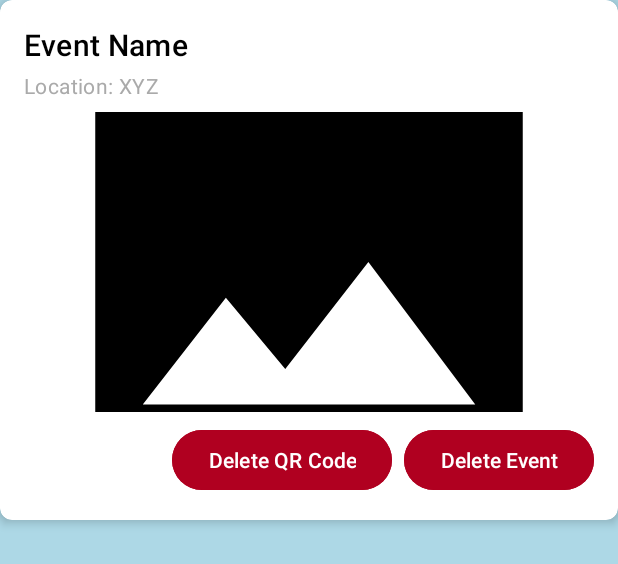
After one commit to CMPUT301F24potato1/potato1-events, an Android app: the layout manage_event_item.xml on its own in the app's theme, with its tools: preview values and no code run, on a phone screen of 412 x 824 dp. The commit adds this screen. Shown: the top 564 px of the screen. Run offline under Robolectric (Android 15) with nearby library versions, the phone set to English and light mode, and no system bars.

Commit message:
added admin browse events to delete events and QR hash data

```diff
--- a/app/src/main/AndroidManifest.xml
+++ b/app/src/main/AndroidManifest.xml
@@ -72,6 +72,7 @@
                 <category android:name="android.intent.category.LAUNCHER" />
             </intent-filter>
         </activity>
+        <activity android:name=".ManageEventsActivity" />
 
         <provider
             android:name="androidx.core.content.FileProvider"
--- a/app/src/main/java/com/example/potato1_events/EntrantHomeActivity.java
+++ b/app/src/main/java/com/example/potato1_events/EntrantHomeActivity.java
@@ -103,6 +103,7 @@ public class EntrantHomeActivity extends AppCompatActivity implements Navigation
         if (isAdmin) {
             navigationView.getMenu().findItem(R.id.nav_manage_media).setVisible(true);
             navigationView.getMenu().findItem(R.id.nav_manage_users).setVisible(true);
+            navigationView.getMenu().findItem(R.id.nav_manage_events).setVisible(true);
             navigationView.getMenu().findItem(R.id.nav_create_event).setVisible(true);
             navigationView.getMenu().findItem(R.id.nav_edit_facility).setVisible(true);
             navigationView.getMenu().findItem(R.id.nav_my_events).setVisible(true);
@@ -264,6 +265,8 @@ public class EntrantHomeActivity extends AppCompatActivity implements Navigation
         } else if (id == R.id.nav_manage_users) {
             // Navigate to ManageUsersActivity (visible only to admins)
             intent = new Intent(EntrantHomeActivity.this, ManageUsersActivity.class);
+        } else if (id == R.id.nav_manage_events) {
+            intent = new Intent(EntrantHomeActivity.this, ManageEventsActivity.class);
         } else if (id == R.id.action_scan_qr) {
             intent = new Intent(EntrantHomeActivity.this, QRScanActivity.class);
         } else if (id == R.id.nav_create_event) {
--- /dev/null
+++ b/app/src/main/res/layout/manage_event_item.xml
@@ -0,0 +1,73 @@
+<?xml version="1.0" encoding="utf-8"?>
+<androidx.cardview.widget.CardView
+    xmlns:android="http://schemas.android.com/apk/res/android"
+    xmlns:card_view="http://schemas.android.com/apk/res-auto"
+    android:layout_width="match_parent"
+    android:layout_height="wrap_content"
+    card_view:cardCornerRadius="8dp"
+    card_view:cardElevation="4dp"
+    android:layout_marginBottom="16dp">
+
+    <LinearLayout
+        android:layout_width="match_parent"
+        android:layout_height="wrap_content"
+        android:orientation="vertical"
+        android:padding="16dp">
+
+        <!-- Event Name -->
+        <TextView
+            android:id="@+id/eventNameTextView"
+            android:layout_width="wrap_content"
+            android:layout_height="wrap_content"
+            android:text="Event Name"
+            android:textAppearance="?attr/textAppearanceHeadline6"
+            android:textColor="@android:color/black" />
+
+        <!-- Event Location -->
+        <TextView
+            android:id="@+id/eventLocationTextView"
+            android:layout_width="wrap_content"
+            android:layout_height="wrap_content"
+            android:text="Location: XYZ"
+            android:textAppearance="?attr/textAppearanceBody2"
+            android:textColor="@android:color/darker_gray"
+            android:layout_marginTop="4dp" />
+
+        <!-- Event Poster Image -->
+        <ImageView
+            android:id="@+id/eventPosterImageView"
+            android:layout_width="match_parent"
+            android:layout_height="200dp"
+            android:scaleType="centerCrop"
+            android:layout_marginTop="8dp"
+            android:src="@drawable/ic_placeholder_image" />
+
+        <!-- Action Buttons -->
+        <LinearLayout
+            android:layout_width="match_parent"
+            android:layout_height="wrap_content"
+            android:orientation="horizontal"
+            android:gravity="end"
+            android:layout_marginTop="8dp">
+
+            <Button
+                android:id="@+id/deleteQrButton"
+                android:layout_width="wrap_content"
+                android:layout_height="wrap_content"
+                android:text="Delete QR Code"
+                android:backgroundTint="@color/design_default_color_error"
+                android:textColor="@android:color/white"
+                android:layout_marginEnd="8dp" />
+
+            <Button
+                android:id="@+id/deleteEventButton"
+                android:layout_width="wrap_content"
+                android:layout_height="wrap_content"
+                android:text="Delete Event"
+                android:backgroundTint="@color/design_default_color_error"
+                android:textColor="@android:color/white" />
+        </LinearLayout>
+
+    </LinearLayout>
+
+</androidx.cardview.widget.CardView>
```
Also changed, not shown: app/src/main/java/com/example/potato1_events/CreateEditEventActivity.java (+121 -107 lines), app/src/main/java/com/example/potato1_events/ManageEventsActivity.java (added, +307 -0 lines), app/src/main/res/layout/activity_manage_events.xml (added, +26 -0 lines), app/src/main/res/menu/drawer_menu.xml (+8 -0 lines).
